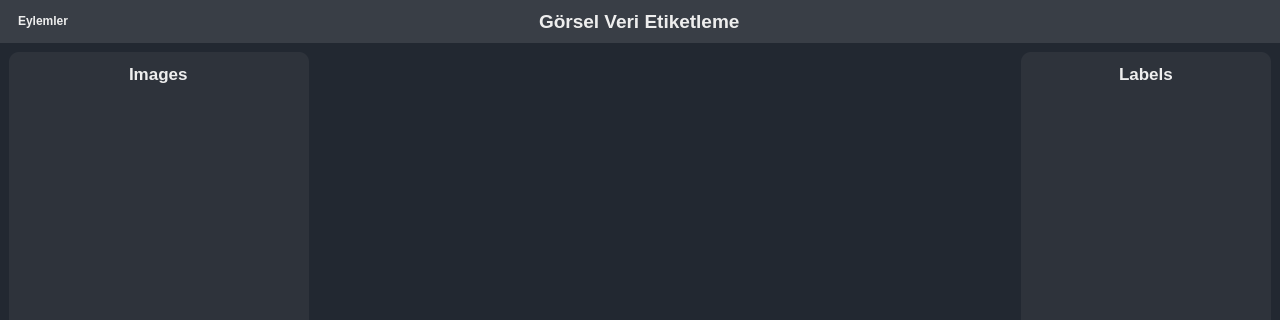
The window that templates/ui/mainWindow.ui (ismaildrcn/data-labeling) describes before a commit, drawn with Qt 5; both pictures show x 0 to 1280 and y 0 to 320 of the 1280 by 720 pixel window.
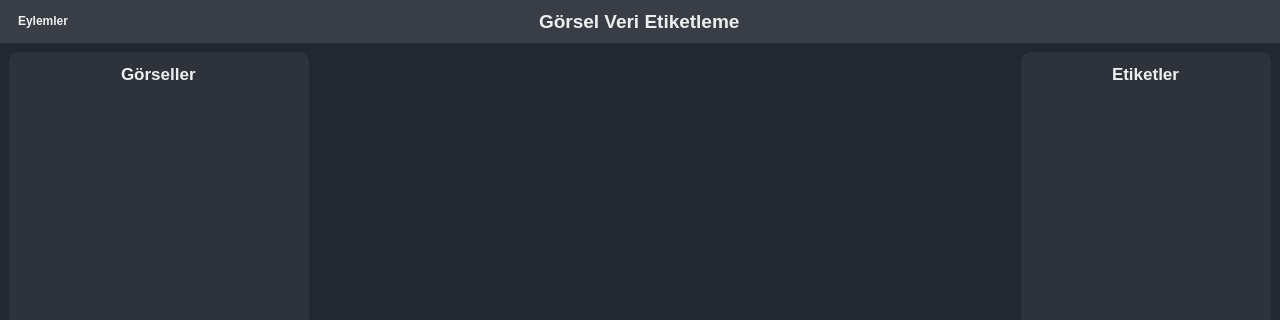
The same window after the commit. Icons and pictures are not drawn.

Diff of the .ui file:
```diff
--- a/templates/ui/mainWindow.ui
+++ b/templates/ui/mainWindow.ui
@@ -719,7 +719,7 @@
                  </font>
                 </property>
                 <property name="text">
-                 <string>Images</string>
+                 <string>Görseller</string>
                 </property>
                </widget>
               </item>
@@ -792,7 +792,7 @@
                  </font>
                 </property>
                 <property name="text">
-                 <string>Labels</string>
+                 <string>Etiketler</string>
                 </property>
                </widget>
               </item>
```
Left out of the diff: 4 changed lines with no effect on the pictures.
